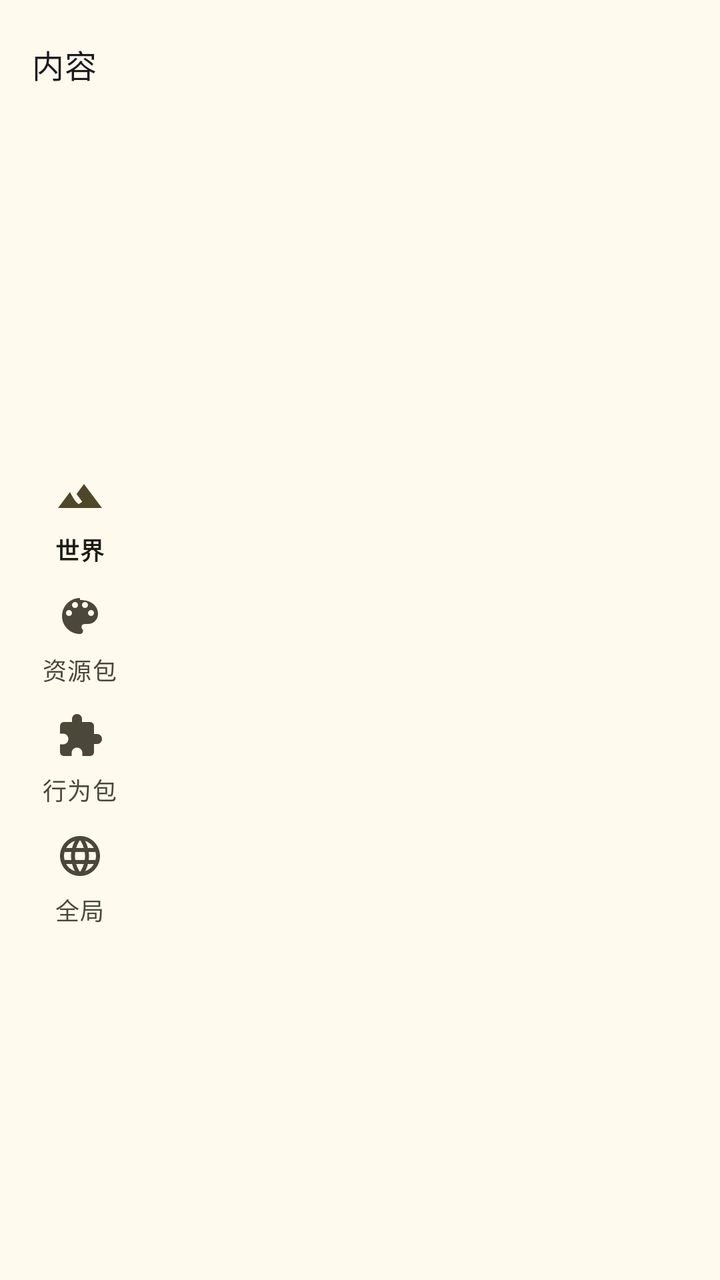
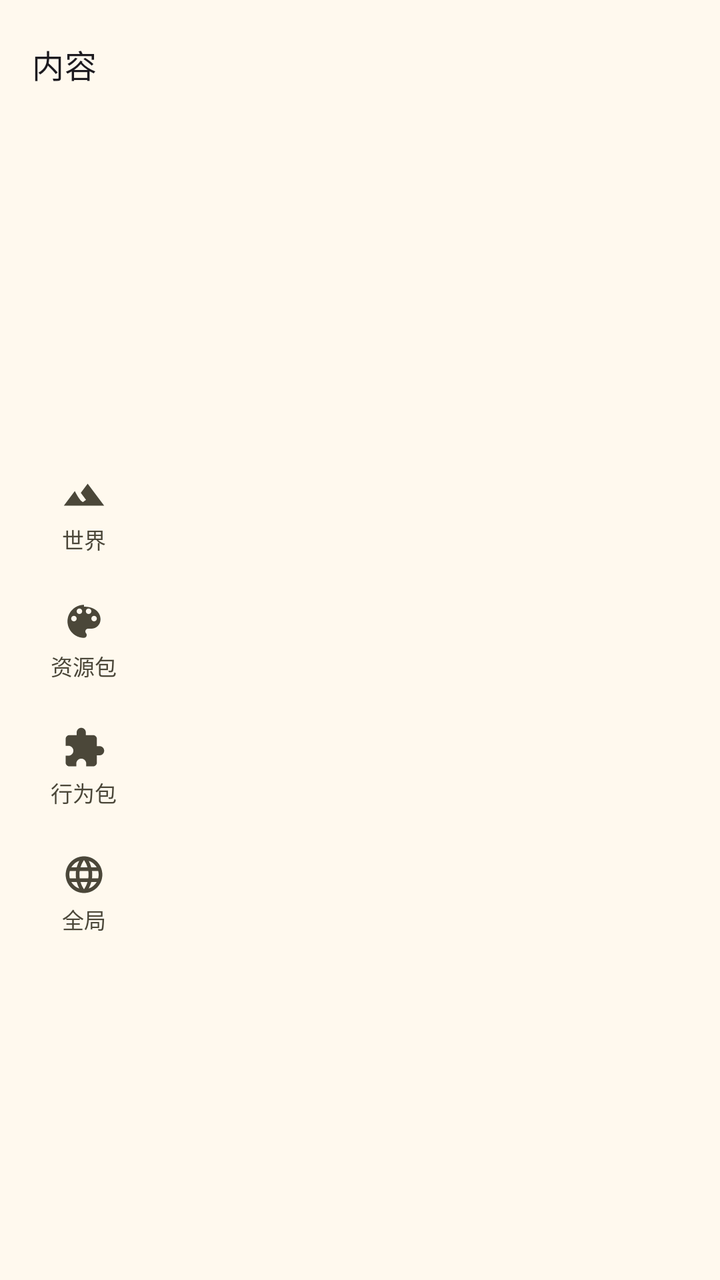

An Android layout rendered at two revisions. The XML below is the earlier revision; the diff shows what the commit changed to produce the second picture.
<!-- AndroidManifest.xml: application theme AppTheme -->
<!-- res/layout/fragment_content.xml -->
<?xml version="1.0" encoding="utf-8"?>
<LinearLayout xmlns:android="http://schemas.android.com/apk/res/android"
    xmlns:app="http://schemas.android.com/apk/res-auto"
    android:layout_width="match_parent"
    android:layout_height="match_parent"
    android:background="?android:attr/colorBackground"
    android:orientation="vertical">

    <com.google.android.material.appbar.MaterialToolbar
        android:id="@+id/toolbar"
        android:layout_width="match_parent"
        android:layout_height="?attr/actionBarSize"
        android:background="?attr/colorSurface"
        app:title="@string/title_content"
        app:titleTextAppearance="?attr/textAppearanceTitleMedium" />

    <LinearLayout
        android:layout_width="match_parent"
        android:layout_height="0dp"
        android:layout_weight="1"
        android:orientation="horizontal">

        <com.google.android.material.navigationrail.NavigationRailView
            android:id="@+id/nav_rail"
            android:layout_width="wrap_content"
            android:layout_height="match_parent"
            android:background="?attr/colorSurface"
            app:labelVisibilityMode="labeled"
            app:menu="@menu/menu_content_nav"
            app:menuGravity="center" />

        <FrameLayout
            android:id="@+id/content_frame"
            android:layout_width="0dp"
            android:layout_height="match_parent"
            android:layout_weight="1" />

        <TextView
            android:id="@+id/text_no_instance"
            android:layout_width="0dp"
            android:layout_height="match_parent"
            android:layout_weight="1"
            android:gravity="center"
            android:padding="32dp"
            android:text="@string/content_no_instance"
            android:textAlignment="center"
            android:textAppearance="?attr/textAppearanceBodyMedium"
            android:textColor="?attr/colorOutline"
            android:visibility="gone" />
    </LinearLayout>
</LinearLayout>
<!-- resources referenced by this layout -->
<resources>
  <!-- unchanged entries left out for length: 49 -->
</resources>

<!-- the commit's change to res/layout/fragment_content.xml (unified diff, before → after) -->
@@ -20,14 +20,46 @@
         android:layout_weight="1"
         android:orientation="horizontal">
 
-        <com.google.android.material.navigationrail.NavigationRailView
-            android:id="@+id/nav_rail"
-            android:layout_width="wrap_content"
-            android:layout_height="match_parent"
-            android:background="?attr/colorSurface"
-            app:labelVisibilityMode="labeled"
-            app:menu="@menu/menu_content_nav"
-            app:menuGravity="center" />
+        <LinearLayout
+            android:id="@+id/sidebar"
+            style="@style/Sidebar">
+
+            <LinearLayout
+                android:id="@+id/nav_worlds"
+                style="@style/SidebarItem">
+
+                <ImageView style="@style/SidebarItemIcon" android:src="@drawable/ic_nav_world" android:contentDescription="@null" />
+
+                <TextView style="@style/SidebarItemText" android:text="@string/content_tab_worlds" />
+            </LinearLayout>
+
+            <LinearLayout
+                android:id="@+id/nav_resource"
+                style="@style/SidebarItem">
+
+                <ImageView style="@style/SidebarItemIcon" android:src="@drawable/ic_nav_resource" android:contentDescription="@null" />
+
+                <TextView style="@style/SidebarItemText" android:text="@string/content_tab_resource" />
+            </LinearLayout>
+
+            <LinearLayout
+                android:id="@+id/nav_behavior"
+                style="@style/SidebarItem">
+
+                <ImageView style="@style/SidebarItemIcon" android:src="@drawable/ic_nav_behavior" android:contentDescription="@null" />
+
+                <TextView style="@style/SidebarItemText" android:text="@string/content_tab_behavior" />
+            </LinearLayout>
+
+            <LinearLayout
+                android:id="@+id/nav_global"
+                style="@style/SidebarItem">
+
+                <ImageView style="@style/SidebarItemIcon" android:src="@drawable/ic_nav_global" android:contentDescription="@null" />
+
+                <TextView style="@style/SidebarItemText" android:text="@string/content_tab_global" />
+            </LinearLayout>
+        </LinearLayout>
 
         <FrameLayout
             android:id="@+id/content_frame"
<!-- resource entries referenced after the edit -->
@@ -1,5 +1,105 @@
 <!-- resources referenced by this layout -->
 <resources>
+  <!-- drawable ic_nav_behavior (drawable) -->
+  <vector xmlns:android="http://schemas.android.com/apk/res/android"
+      android:width="24dp"
+      android:height="24dp"
+      android:viewportWidth="24"
+      android:viewportHeight="24"
+      android:tint="@color/md_theme_primary">
+      <path
+          android:fillColor="@android:color/white"
+          android:pathData="M20.5,11H19V7c0,-1.1 -0.9,-2 -2,-2h-4V3.5C13,2.12 11.88,1 10.5,1S8,2.12 8,3.5V5H4c-1.1,0 -1.99,0.9 -1.99,2v3.8H3.5c1.49,0 2.7,1.21 2.7,2.7s-1.21,2.7 -2.7,2.7H2V20c0,1.1 0.9,2 2,2h3.8v-1.5c0,-1.49 1.21,-2.7 2.7,-2.7 1.49,0 2.7,1.21 2.7,2.7V22H17c1.1,0 2,-0.9 2,-2v-4h1.5c1.38,0 2.5,-1.12 2.5,-2.5S21.88,11 20.5,11z" />
+  </vector>
+  <!-- drawable ic_nav_global (drawable) -->
+  <vector xmlns:android="http://schemas.android.com/apk/res/android"
+      android:width="24dp"
+      android:height="24dp"
+      android:viewportWidth="24"
+      android:viewportHeight="24"
+      android:tint="@color/md_theme_primary">
+      <path
+          android:fillColor="@android:color/white"
+          android:pathData="M11.99,2C6.47,2 2,6.48 2,12s4.47,10 9.99,10C17.52,22 22,17.52 22,12S17.52,2 11.99,2zM18.92,8h-2.95c-0.32,-1.25 -0.78,-2.45 -1.38,-3.56 1.84,0.63 3.37,1.91 4.33,3.56zM12,4.04c0.83,1.2 1.48,2.53 1.91,3.96h-3.82c0.43,-1.43 1.08,-2.76 1.91,-3.96zM4.26,14C4.1,13.36 4,12.69 4,12s0.1,-1.36 0.26,-2h3.38c-0.08,0.66 -0.14,1.32 -0.14,2 0,0.68 0.06,1.34 0.14,2L4.26,14zM5.08,16h2.95c0.32,1.25 0.78,2.45 1.38,3.56 -1.84,-0.63 -3.37,-1.9 -4.33,-3.56zM8.03,8L5.08,8c0.96,-1.66 2.49,-2.93 4.33,-3.56C8.81,5.55 8.35,6.75 8.03,8zM12,19.96c-0.83,-1.2 -1.48,-2.53 -1.91,-3.96h3.82c-0.43,1.43 -1.08,2.76 -1.91,3.96zM14.34,14L9.66,14c-0.09,-0.66 -0.16,-1.32 -0.16,-2 0,-0.68 0.07,-1.35 0.16,-2h4.68c0.09,0.65 0.16,1.32 0.16,2 0,0.68 -0.07,1.34 -0.16,2zM14.59,19.56c0.6,-1.11 1.06,-2.31 1.38,-3.56h2.95c-0.96,1.65 -2.49,2.93 -4.33,3.56zM16.36,14c0.08,-0.66 0.14,-1.32 0.14,-2 0,-0.68 -0.06,-1.34 -0.14,-2h3.38c0.16,0.64 0.26,1.31 0.26,2s-0.1,1.36 -0.26,2h-3.38z" />
+  </vector>
+  <!-- drawable ic_nav_resource (drawable) -->
+  <vector xmlns:android="http://schemas.android.com/apk/res/android"
+      android:width="24dp"
+      android:height="24dp"
+      android:viewportWidth="24"
+      android:viewportHeight="24"
+      android:tint="@color/md_theme_primary">
+      <path
+          android:fillColor="@android:color/white"
+          android:pathData="M12,3c-4.97,0 -9,4.03 -9,9s4.03,9 9,9c0.83,0 1.5,-0.67 1.5,-1.5 0,-0.39 -0.15,-0.74 -0.39,-1.01 -0.23,-0.26 -0.38,-0.61 -0.38,-0.99 0,-0.83 0.67,-1.5 1.5,-1.5L16,16c2.76,0 5,-2.24 5,-5 0,-3.87 -3.13,-7 -9,-7zM6.5,12c-0.83,0 -1.5,-0.67 -1.5,-1.5S5.67,9 6.5,9 8,9.67 8,10.5 7.33,12 6.5,12zM9.5,8C8.67,8 8,7.33 8,6.5S8.67,5 9.5,5s1.5,0.67 1.5,1.5S10.33,8 9.5,8zM14.5,8c-0.83,0 -1.5,-0.67 -1.5,-1.5S13.67,5 14.5,5 16,5.67 16,6.5 15.33,8 14.5,8zM17.5,12c-0.83,0 -1.5,-0.67 -1.5,-1.5S16.67,9 17.5,9s1.5,0.67 1.5,1.5 -0.67,1.5 -1.5,1.5z" />
+  </vector>
+  <!-- drawable ic_nav_world (drawable) -->
+  <vector xmlns:android="http://schemas.android.com/apk/res/android"
+      android:width="24dp"
+      android:height="24dp"
+      android:viewportWidth="24"
+      android:viewportHeight="24"
+      android:tint="@color/md_theme_primary">
+      <path
+          android:fillColor="@android:color/white"
+          android:pathData="M14,6l-3.75,5 2.85,3.8 -1.6,1.2C9.81,15.75 7,10 7,10l-6,8h22L14,6z" />
+  </vector>
+  <string name="content_tab_behavior">行为包</string>
+  <string name="content_tab_global">全局</string>
+  <string name="content_tab_resource">资源包</string>
+  <string name="content_tab_worlds">世界</string>
+  <style name="Sidebar">
+      <item name="android:layout_width">84dp</item>
+      <item name="android:layout_height">match_parent</item>
+      <item name="android:orientation">vertical</item>
+      <item name="android:gravity">center_vertical</item>
+      <item name="android:paddingTop">8dp</item>
+      <item name="android:paddingBottom">8dp</item>
+      <item name="android:background">?attr/colorSurface</item>
+    </style>
+  <style name="SidebarItem">
+      <item name="android:layout_width">match_parent</item>
+      <item name="android:layout_height">wrap_content</item>
+      <item name="android:layout_marginHorizontal">8dp</item>
+      <item name="android:layout_marginVertical">3dp</item>
+      <item name="android:orientation">vertical</item>
+      <item name="android:gravity">center</item>
+      <item name="android:paddingVertical">8dp</item>
+      <item name="android:background">@drawable/bg_sidebar_item</item>
+      <item name="android:clickable">true</item>
+      <item name="android:focusable">true</item>
+    </style>
+  <style name="SidebarItemIcon">
+      <item name="android:layout_width">22dp</item>
+      <item name="android:layout_height">22dp</item>
+      <item name="android:tint">@color/sidebar_item_text</item>
+    </style>
+  <style name="SidebarItemText">
+      <item name="android:layout_width">wrap_content</item>
+      <item name="android:layout_height">wrap_content</item>
+      <item name="android:layout_marginTop">3dp</item>
+      <item name="android:textSize">11sp</item>
+      <item name="android:maxLines">1</item>
+      <item name="android:ellipsize">end</item>
+      <item name="android:textColor">@color/sidebar_item_text</item>
+    </style>
+  <!-- drawable bg_sidebar_item (drawable) -->
+  <?xml version="1.0" encoding="utf-8"?>
+  <selector xmlns:android="http://schemas.android.com/apk/res/android">
+      <item android:state_activated="true">
+          <shape android:shape="rectangle">
+              <corners android:radius="20dp" />
+              <solid android:color="?attr/colorSecondaryContainer" />
+          </shape>
+      </item>
+      <item android:state_pressed="true">
+          <shape android:shape="rectangle">
+              <corners android:radius="20dp" />
+              <solid android:color="?attr/colorSurfaceVariant" />
+          </shape>
+      </item>
+      <item android:drawable="@android:color/transparent" />
+  </selector>
   <!-- unchanged entries left out for length: 49 -->
 </resources>
 
